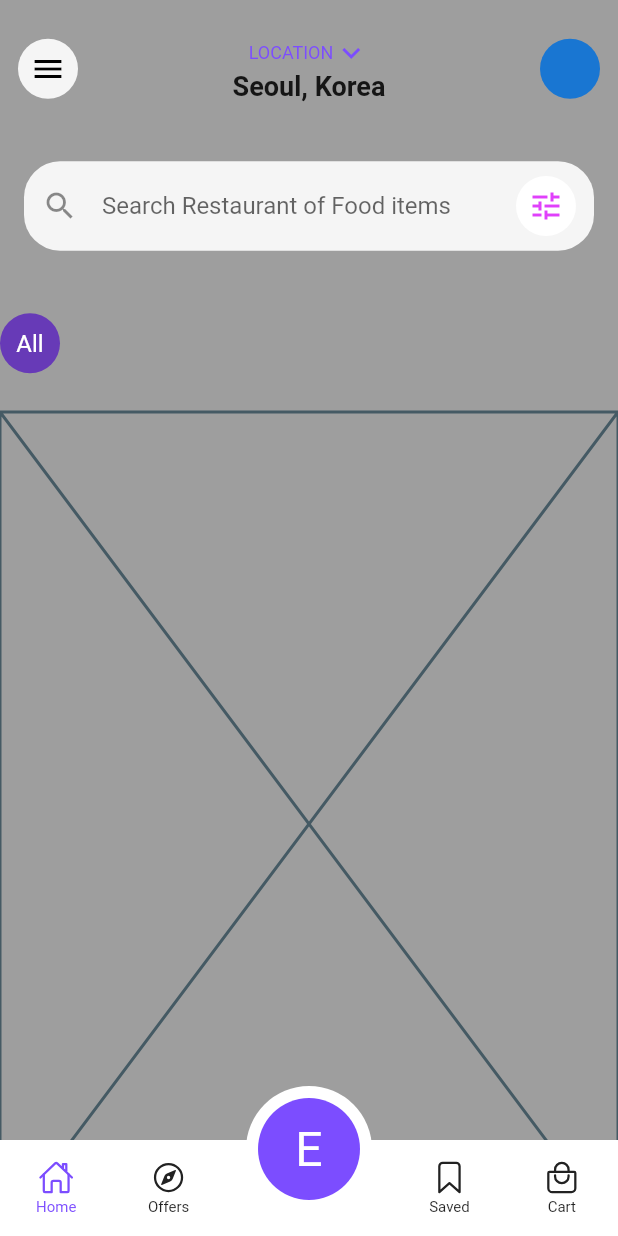
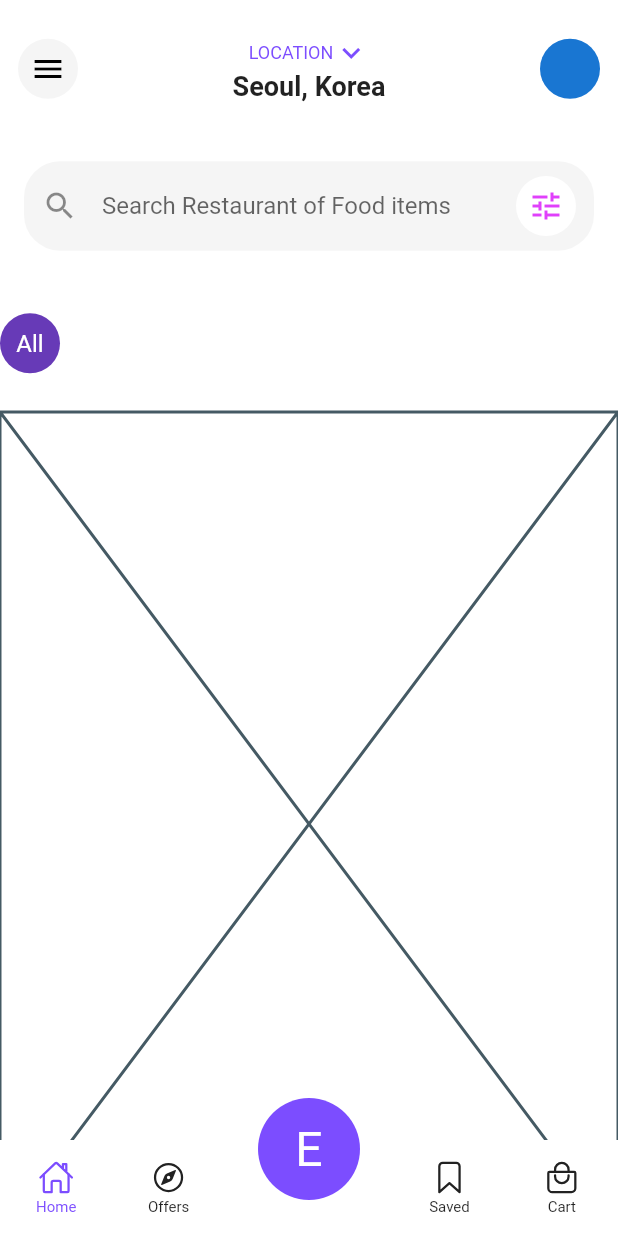
Before and after one commit to JAICHANGPARK/flutter_notebook_18th_story, a Flutter app: the screen it shows after launch, on a phone screen of 412 x 824 dp. Run offline on Flutter 3.47's test engine with Material 2 defaults, Android fonts, the phone set to English and light mode, and no system bars; our stand-ins replace cached_network_image, flutter_riverpod, go_router, ionicons.

Commit message:
Update food_delivery_home_screen.dart

```diff
--- a/lib/ep1054_food_delivery_app/src/ui/food_delivery_home_screen.dart
+++ b/lib/ep1054_food_delivery_app/src/ui/food_delivery_home_screen.dart
@@ -13,7 +13,7 @@ class _FoodDeliveryHomeScreenState extends State<FoodDeliveryHomeScreen> {
   @override
   Widget build(BuildContext context) {
     return Scaffold(
-      backgroundColor: Colors.grey,
+      backgroundColor: Colors.white,
       body: SafeArea(
         child: Stack(
           children: [
```
